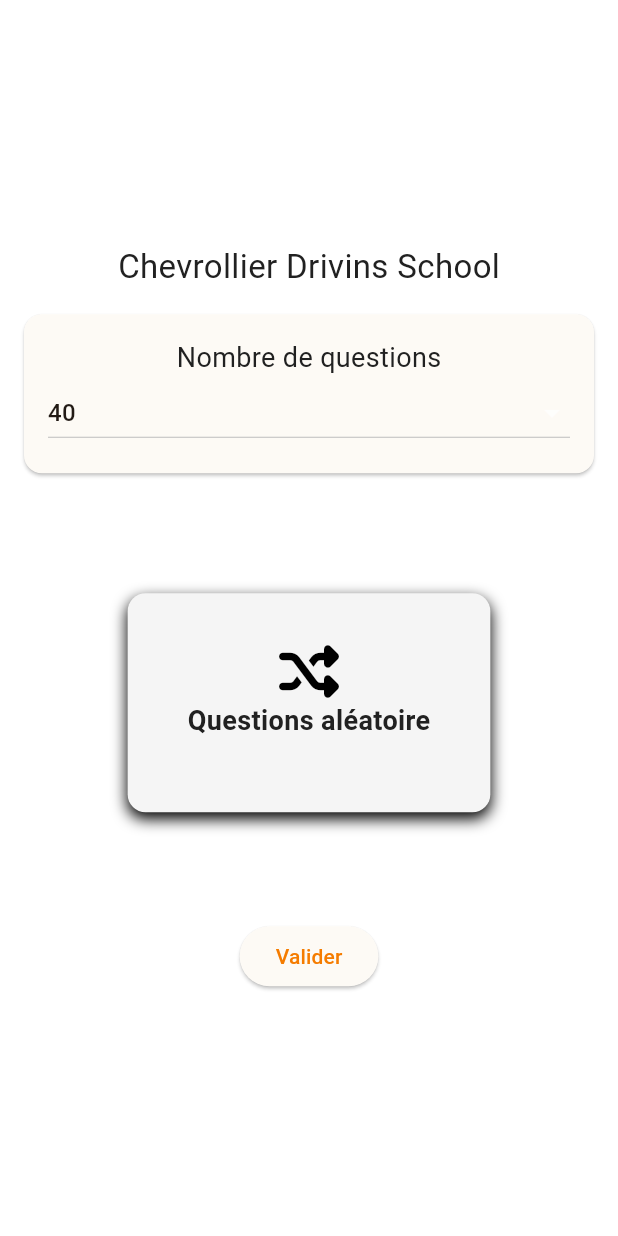
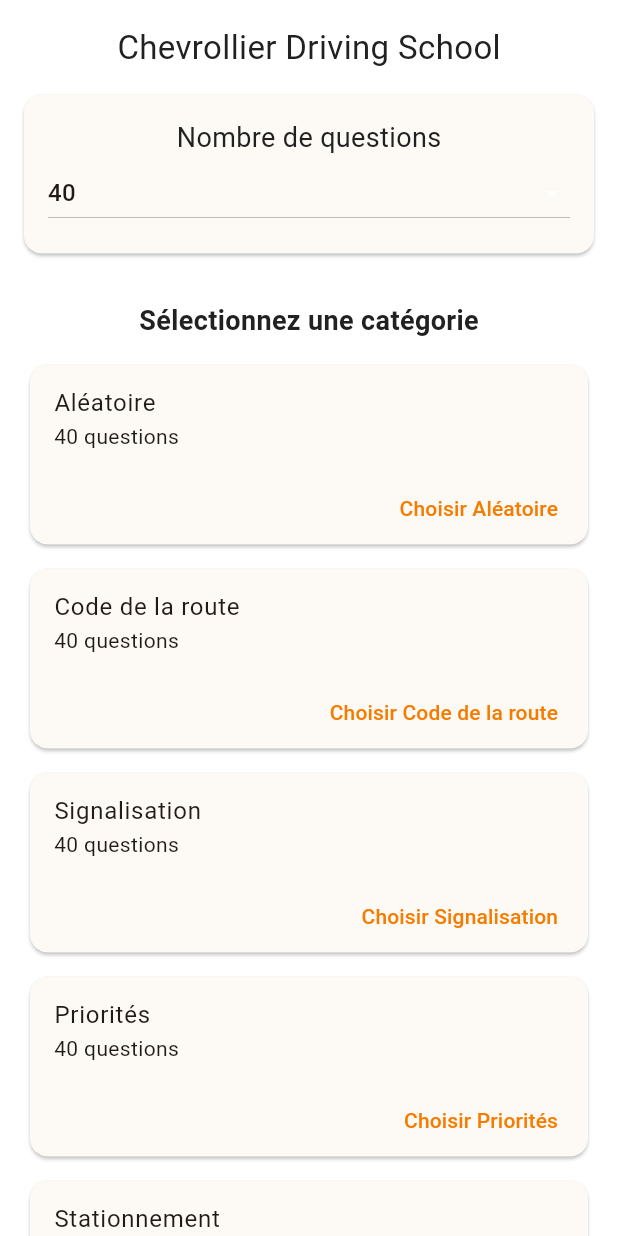
Before and after one commit to slouowzee/CDS49-mobile, a Flutter app: the CodeQCM widget shown alone on an empty page, opened directly, on a phone screen of 412 x 824 dp. Run offline on Flutter 3.47's test engine with Material 3 defaults, Android fonts, the phone set to English and light mode, and no system bars; our stand-ins replace flutter_map, latlong2, shared_preferences; accounts and stored records are empty; Roboto replaces fonts that are missing (Segoe UI).

Commit message:
ajout widget catégorie question

```diff
--- /dev/null
+++ b/lib/models/timer.dart
@@ -0,0 +1,13 @@
+import 'package:flutter/material.dart';
+
+class Timer {
+
+  final int duration;
+
+  Timer({required this.duration});
+  factory Timer.fromJson(Map<String, dynamic> json) {
+    return Timer(
+      duration: json['duration'],
+    );
+  }
+}
--- a/lib/screens/screen_param/param_app.dart
+++ b/lib/screens/screen_param/param_app.dart
@@ -89,11 +89,11 @@ class _ParamAppState extends State<ParamApp> {
                                 ),
                               ),
                               SizedBox(height: 8),
-                              Text('ID : ${userInfo?.ideleve ?? "Non disponible" }'),
-                              Text('Prénom : ${userInfo?.prenomeleve ?? "Non disponible" }'),
-                              Text('Nom : ${userInfo?.nomeleve ?? "Non disponible" }'),
-                              Text('Email : ${userInfo?.mail ?? "Non disponible" }'),
-                              Text('Date de naissance : ${userInfo?.datedenaissance ?? "Non disponible" }'),
+                              Text('ID : ${userInfo?.ideleve ?? "..." }'),
+                              Text('Prénom : ${userInfo?.prenomeleve ?? "..." }'),
+                              Text('Nom : ${userInfo?.nomeleve ?? "..." }'),
+                              Text('Email : ${userInfo?.mail ?? "..." }'),
+                              Text('Date de naissance : ${userInfo?.datedenaissance ?? "..." }'),
 
 
 
--- a/lib/screens/screen_qcm/gestionqcm.dart
+++ b/lib/screens/screen_qcm/gestionqcm.dart
@@ -1,8 +1,6 @@
 import 'package:flutter/material.dart';
-import 'package:font_awesome_flutter/font_awesome_flutter.dart';
 import 'package:mobil_cds49/screens/screen_qcm/affichageqcm.dart';
-import 'package:mobil_cds49/models/categoriequestion.dart';
-
+import 'package:mobil_cds49/widgets/categorie_question.dart';
 
 // Ecran permettant de sélectionner le nombre de questions et la catégorie pour un QCM
 class CodeQCM extends StatefulWidget {
@@ -14,25 +12,20 @@ class CodeQCM extends StatefulWidget {
 }
 
 class _CodeQCMState extends State<CodeQCM> {
-   // Nombre de questions par défault
+  // Nombre de questions par défaut
   int selectedNumber = 40;
-   bool randomQuestion = true;
 
-  // Sélectionne la catégorie de questions
-  String selectCategorie() {
-    if (randomQuestion) {
-      return 'random';
-    } else {
-      return 'random';
-    }
-  }
+  // Catégorie sélectionnée (par défaut: aléatoire)
+  String selectedCategorie = 'random';
 
-  // Change l'état de la variable randomQuestion pour activer ou désactiver les questions aléatoires
-  void categorieRadom() {
-    setState(() {
-      randomQuestion = !randomQuestion;
-    });
-  }
+  // Liste des catégories disponibles
+  final List<Map<String, dynamic>> categories = [
+    {'nom': 'Aléatoire', 'id': 'random'},
+    {'nom': 'Code de la route', 'id': '1'},
+    {'nom': 'Signalisation', 'id': '2'},
+    {'nom': 'Priorités', 'id': '3'},
+    {'nom': 'Stationnement', 'id': '4'},
+  ];
 
   // Liste des valeurs pour la dropdown de sélection du nombre de questions
   final dropdownValues = [0, 10, 20, 30, 40];
@@ -55,24 +48,25 @@ class _CodeQCMState extends State<CodeQCM> {
     return SizedBox(
       width: double.infinity,
       height: double.infinity,
-      child: Center(
+      child: SingleChildScrollView(
         child: Column(
-            mainAxisAlignment: MainAxisAlignment.center,
           children: [
-              Text(
-                'Chevrollier Drivins School',
+            const SizedBox(height: 16),
+            const Text(
+              'Chevrollier Driving School',
               style: TextStyle(
                 fontSize: 22,
               ),
             ),
+
             // Gestion du nombre de questions
             Card(
-                margin: EdgeInsets.all(16),
+              margin: const EdgeInsets.all(16),
               child: Padding(
-                  padding: EdgeInsets.all(16),
+                padding: const EdgeInsets.all(16),
                 child: Column(
                   children: [
-                    Text(
+                    const Text(
                       'Nombre de questions',
                       style: TextStyle(
                         fontSize: 18,
@@ -81,64 +75,83 @@ class _CodeQCMState extends State<CodeQCM> {
                     DropdownButton<int>(
                       value: selectedNumber,
                       items: dropdownItems,
-                      // Affiche la valeur selectionnée par l'utilisateur
+                      // Affiche la valeur sélectionnée par l'utilisateur
                       onChanged: (value) {
                         setState(() {
                           selectedNumber = value!;
                         });
                       },
-                      isExpanded: true,),
+                      isExpanded: true,
+                    ),
                   ],
                 ),
               ),
             ),
-             // Gestion de la catégorie de questions
-              SizedBox(height: 64),
-               InkWell(
-                onTap: categorieRadom,
-                borderRadius: BorderRadius.circular(12),
-                child: AnimatedContainer(
-                  duration: Duration(milliseconds: 200),
-                  curve: Curves.easeInOut,
-                  decoration: BoxDecoration(
-                    borderRadius: BorderRadius.circular(12),
-                    boxShadow: [
-                      BoxShadow(
-                        blurRadius: randomQuestion ? 8 : 2,
-                        offset: Offset(0, randomQuestion ? 4 : 1),
-                      ),
-                    ],
-                    color: Theme.of(context).cardColor,
-                  ),
-                  child: Padding(
-                    padding: EdgeInsets.symmetric(vertical: 32, horizontal: 40),
-                    child: Column(
-                      children: [
-                        Icon(
-                          FontAwesomeIcons.shuffle,
-                          size: 40,
-                        ),
-                        Text(
-                          'Questions aléatoire',
+
+            const SizedBox(height: 16),
+
+            // Titre de la section catégories
+            const Padding(
+              padding: EdgeInsets.symmetric(horizontal: 16.0),
+              child: Text(
+                'Sélectionnez une catégorie',
                 style: TextStyle(
                   fontSize: 18,
                   fontWeight: FontWeight.bold,
                 ),
               ),
-                        SizedBox(height: 16),
+            ),
 
+            const SizedBox(height: 8),
 
+            // Affichage de toutes les catégories avec votre widget
+            ...categories.map((cat) {
+              return Padding(
+                padding: const EdgeInsets.symmetric(horizontal: 16.0, vertical: 4.0),
+                child: CategorieQuestion(
+                  categorie: cat['nom'],
+                  nombreQuestions: selectedNumber,
+                  onSelect: () {
+                    setState(() {
+                      selectedCategorie = cat['id'];
+                    });
+                    // Message de confirmation
+                    ScaffoldMessenger.of(context).showSnackBar(
+                      SnackBar(
+                        content: Text('Catégorie "${cat['nom']}" sélectionnée'),
+                        duration: const Duration(seconds: 1),
+                      ),
+                    );
+                  },
+                ),
+              );
+            }).toList(),
 
+            const SizedBox(height: 24),
 
+            // Affichage de la catégorie actuellement sélectionnée
+            Container(
+              padding: const EdgeInsets.all(16),
+              margin: const EdgeInsets.symmetric(horizontal: 16),
+              decoration: BoxDecoration(
+                color: Theme.of(context).primaryColor.withOpacity(0.1),
+                borderRadius: BorderRadius.circular(8),
+              ),
+              child: Row(
+                mainAxisAlignment: MainAxisAlignment.center,
+                children: [
+                  const Icon(Icons.check_circle),
+                  const SizedBox(width: 8),
+                  Text(
+                    'Catégorie sélectionnée : ${categories.firstWhere((c) => c['id'] == selectedCategorie)['nom']}',
+                    style: const TextStyle(fontWeight: FontWeight.bold),
+                  ),
                 ],
               ),
             ),
-                ),
-              ),
-              //Espace entre les éléments
-              SizedBox(height: 24),
-              SizedBox(height: 24),
-              SizedBox(height: 24),
+
+            const SizedBox(height: 24),
+
             // Bouton pour valider la sélection et naviguer vers l'écran de QCM
             ElevatedButton(
               onPressed: () {
@@ -146,17 +159,18 @@ class _CodeQCMState extends State<CodeQCM> {
                   AffichageQCM(
                     key: UniqueKey(),
                     nbQuestions: selectedNumber,
-                      categorieQuestion: selectCategorie(),
+                    categorieQuestion: selectedCategorie,
                     onNavigate: widget.onNavigate,
                   ),
                 );
               },
-                child: Text('Valider'),
+              child: const Text('Valider'),
             ),
+
+            const SizedBox(height: 24),
           ],
         ),
       ),
-    )
-    ;
+    );
   }
 }
--- /dev/null
+++ b/lib/widgets/categorie_question.dart
@@ -0,0 +1,45 @@
+import 'package:flutter/material.dart';
+
+
+class CategorieQuestion extends StatelessWidget {
+  final String categorie;
+  final int nombreQuestions;
+  final VoidCallback onSelect;
+
+  const CategorieQuestion({
+    required this.categorie,
+    required this.nombreQuestions,
+    required this.onSelect,
+    Key? key,
+  }) : super(key: key);
+
+  @override
+   Widget build(BuildContext context) {
+    return Center(
+      child: Card(
+        child: Column(
+          mainAxisSize: MainAxisSize.min,
+          children: <Widget>[
+            ListTile(
+              title: Text(categorie),
+              subtitle: Text('$nombreQuestions questions'),
+            ),
+            Row(
+              mainAxisAlignment: MainAxisAlignment.end,
+              children: <Widget>[
+                TextButton(
+                  child:  Text('Choisir $categorie'),
+                  onPressed: () {
+                    onSelect();
+                  },
+                ),
+                const SizedBox(width: 8),
+
+              ],
+            ),
+          ],
+        ),
+      ),
+    );
+  }
+}
```
Lines whose indentation alone changed are shown as unchanged.
